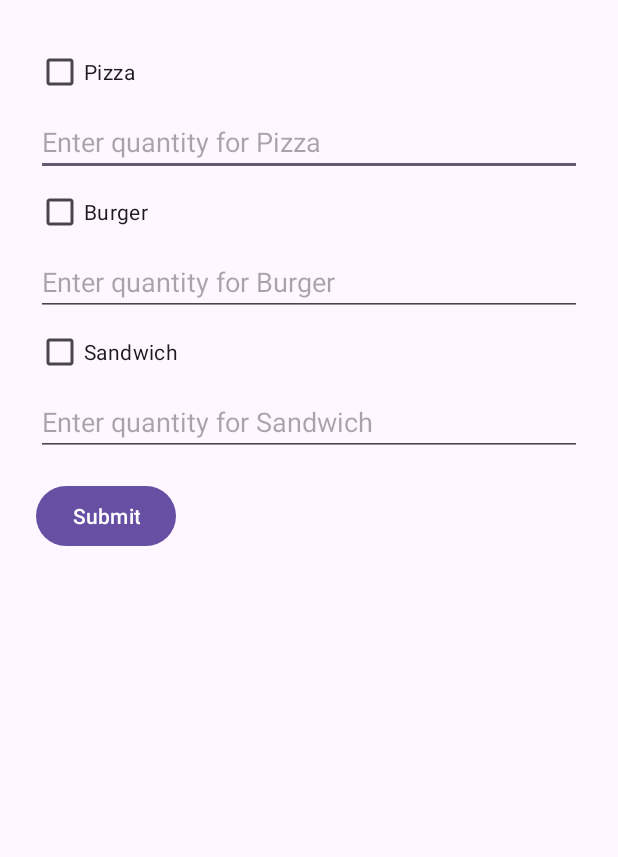
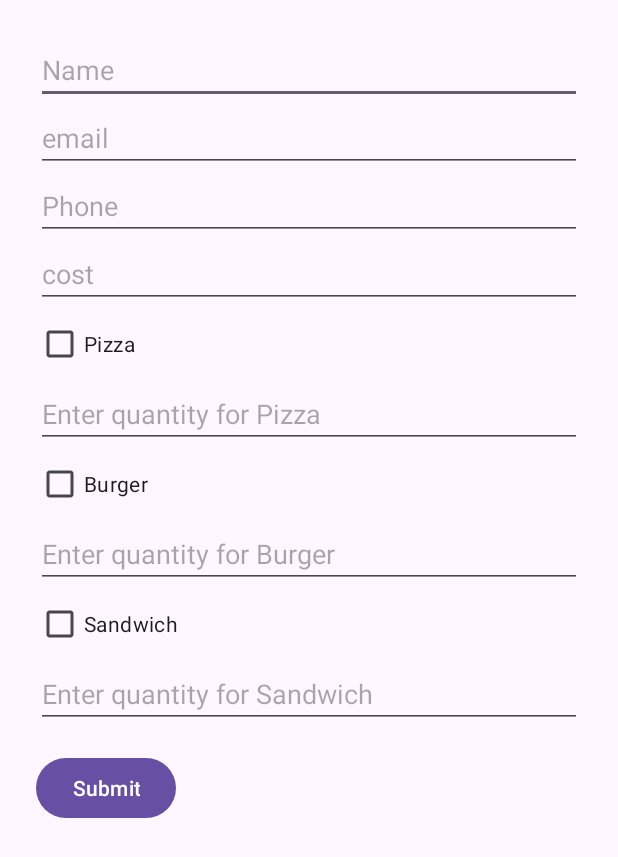
Before and after one commit to shanto832/receipt2, an Android app: the screen it shows after launch (MainActivity), after a tap on "Submit", on a phone screen of 412 x 824 dp. Shown: the top 857 px of the screen. Run offline under Robolectric (Android 15) with nearby library versions, the phone set to English and light mode, and no system bars.

Commit message:
1st to 4

```diff
--- a/app/src/main/AndroidManifest.xml
+++ b/app/src/main/AndroidManifest.xml
@@ -13,6 +13,9 @@
         android:theme="@style/Theme.Iintentp"
         tools:targetApi="31">
         <activity
+            android:name=".Notification"
+            android:exported="false" />
+        <activity
             android:name=".SecondActivity"
             android:exported="false" />
         <activity
--- a/app/src/main/java/com/example/iintentp/MainActivity.java
+++ b/app/src/main/java/com/example/iintentp/MainActivity.java
@@ -15,12 +15,16 @@ public class MainActivity extends AppCompatActivity {
     private CheckBox checkBoxPizza, checkBoxBurger, checkBoxSandwich;
     private EditText editTextPizzaQuantity, editTextBurgerQuantity, editTextSandwichQuantity;
     private ArrayList<String[]> selectedItems = new ArrayList<>();
+  private String customerName, customerEmail,customerPhone,totalPrice;
 
     @Override
     protected void onCreate(Bundle savedInstanceState) {
         super.onCreate(savedInstanceState);
         setContentView(R.layout.activity_main);
-
+       EditText customerName1= findViewById(R.id.customerName);
+       EditText customerEmail1= findViewById(R.id.customerEmail);
+       EditText customerPhone1= findViewById(R.id.customerPhone);
+       EditText totalPrice1= findViewById(R.id.totalPrice);
         // Initialize checkboxes and edit texts
         checkBoxPizza = findViewById(R.id.checkBoxPizza);
         checkBoxBurger = findViewById(R.id.checkBoxBurger);
@@ -35,8 +39,11 @@ public class MainActivity extends AppCompatActivity {
             @Override
             public void onClick(View v) {
                 selectedItems.clear();  // Clear previous selections
-
-                // Check each item, if selected, add it with its quantity
+               customerName=customerName1.getText().toString();
+               customerEmail=customerEmail1.getText().toString();
+               customerPhone=customerPhone1.getText().toString();
+               totalPrice=totalPrice1.getText().toString();
+               // Check each item, if selected, add it with its quantity
                 if (checkBoxPizza.isChecked()) {
                     String quantity = editTextPizzaQuantity.getText().toString();
                     if (!quantity.isEmpty()) {
@@ -60,8 +67,12 @@ public class MainActivity extends AppCompatActivity {
 
                 if (!selectedItems.isEmpty()) {
                     // Pass selectedItems to SecondActivity
-                    Intent intent = new Intent(MainActivity.this, SecondActivity.class);
+                    Intent intent = new Intent(MainActivity.this, Notification.class);
                     intent.putExtra("selectedItems", selectedItems);
+                    intent.putExtra("customerName", customerName);
+                    intent.putExtra("customerEmail", customerEmail);
+                    intent.putExtra("customerPhone", customerPhone);
+                    intent.putExtra("totalPrice", totalPrice);
                     startActivity(intent);
                 } else {
                     Toast.makeText(MainActivity.this, "Please select at least one item with a quantity", Toast.LENGTH_SHORT).show();
--- a/app/src/main/res/layout/activity_main.xml
+++ b/app/src/main/res/layout/activity_main.xml
@@ -11,6 +11,38 @@
         android:padding="8dp">
 
         <!-- Checkbox and Quantity for Pizza -->
+        <EditText
+            android:id="@+id/customerName"
+            android:layout_width="match_parent"
+            android:layout_height="wrap_content"
+            android:ems="10"
+            android:hint="Name"
+            android:inputType="text" />
+
+        <EditText
+            android:id="@+id/customerEmail"
+            android:layout_width="match_parent"
+            android:layout_height="wrap_content"
+            android:ems="10"
+            android:hint="email"
+            android:inputType="text" />
+
+        <EditText
+            android:id="@+id/customerPhone"
+            android:layout_width="match_parent"
+            android:layout_height="wrap_content"
+            android:ems="10"
+            android:hint="Phone"
+            android:inputType="text" />
+
+        <EditText
+            android:id="@+id/totalPrice"
+            android:layout_width="match_parent"
+            android:layout_height="wrap_content"
+            android:ems="10"
+            android:hint="cost"
+            android:inputType="text" />
+
         <CheckBox
             android:id="@+id/checkBoxPizza"
             android:layout_width="wrap_content"
@@ -60,4 +92,7 @@
             android:text="Submit"
             android:layout_marginTop="16dp" />
     </LinearLayout>
+
+
+
 </ScrollView>
```
Also changed, not shown: app/src/main/java/com/example/iintentp/Notification.java (added, +56 -0 lines), app/src/main/res/layout/activity_notification.xml (added, +23 -0 lines).
